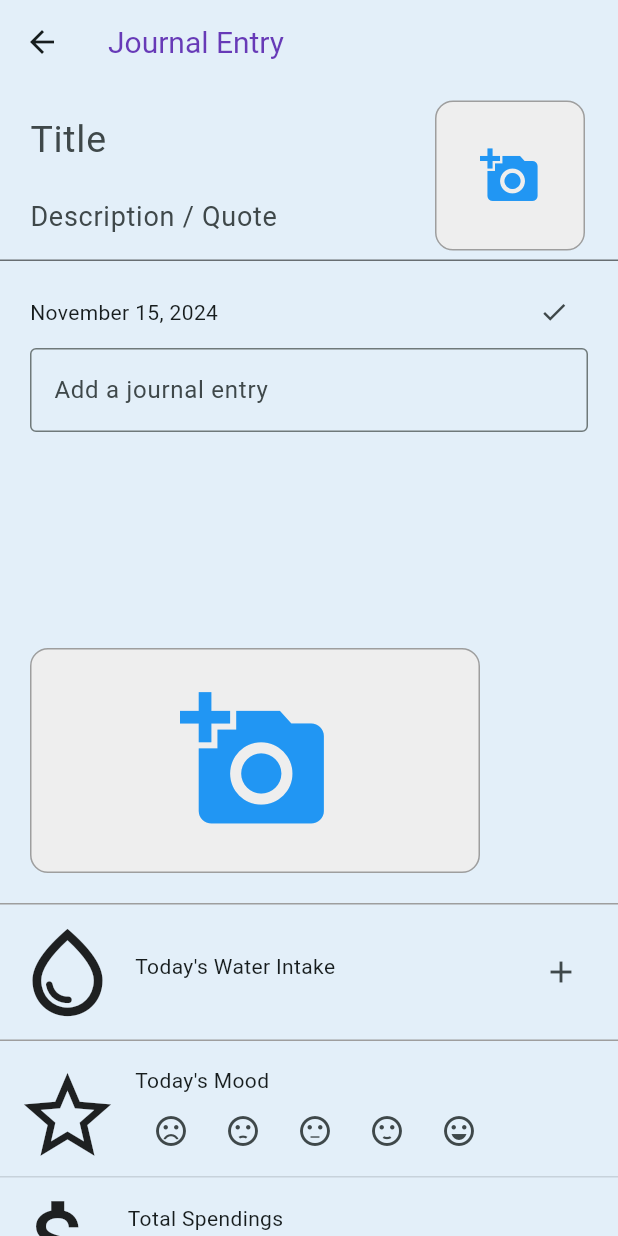
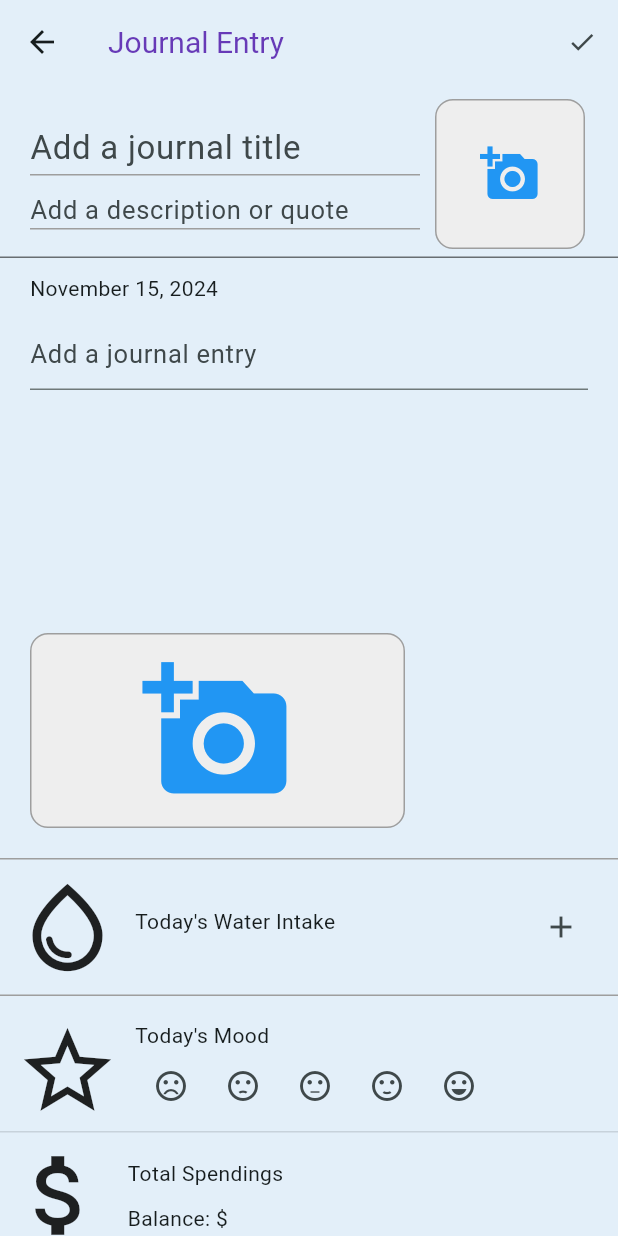
Before and after one commit to ariem1/App_Dev_2_Project, a Flutter app: the JournalPage screen opened directly with empty values, after a tap on the "edit" icon, on a phone screen of 412 x 824 dp. Run offline on Flutter 3.47's test engine with Material 3 defaults, Android fonts, the phone set to English and light mode, and no system bars; our stand-ins replace cloud_firestore, firebase_auth, firebase_core, image_picker, table_calendar; accounts and stored records are empty; network calls fail; statements that could not run were skipped.

Commit message:
Updated journal page
It fetches from the db when the page is opened.
It saves to db too

```diff
--- a/lib/firestore_service.dart
+++ b/lib/firestore_service.dart
@@ -131,6 +131,8 @@ class FirestoreService {
         'mood': mood,
         'content': content,
         'budget': null, //null for now
+        'title': '',
+        'description': '',
       });
       print('Journal entry added successfully');
 
@@ -167,6 +169,75 @@ class FirestoreService {
     }
   }
 
+  // Fetch journal entry
+  Future<String> fetchJournalEntry() async {
+
+    try {
+      String? userId = getCurrentUserId();
+
+      String? journalId = await getJournalIdByUserIdAndDate();
+
+      var snapshot = await FirebaseFirestore.instance
+          .collection('journals')
+          .doc(journalId)
+          .get();
+
+      print('Fetching journal entry');
+      if (snapshot.exists) {
+        return snapshot['content'];
+      } else {
+        print('No journal entry found for today');
+        return '';
+      }
+    } catch (e) {
+      print('Error fetching journal entry: $e');
+      return '';
+    }
+  }
+
+  Future<String> fetchJournalData(String data) async {
+    try {
+      String? userId = getCurrentUserId();
+      String? journalId = await getJournalIdByUserIdAndDate();
+
+      if (journalId == null) {
+        print('No journal found for the user today.');
+        return ''; // Return empty if journalId is invalid
+      }
+
+      print('Fetching journal entry for ID: $journalId');
+      var snapshot = await FirebaseFirestore.instance
+          .collection('journals')
+          .doc(journalId)
+          .get();
+
+      if (!snapshot.exists) {
+        print('No journal found for today');
+        return '';
+      }
+
+      // Fetch and return the requested data
+      return _getJournalField(snapshot, data);
+    } catch (e) {
+      print('Error fetching journal entry: $e');
+      return '';
+    }
+  }
+
+
+  String _getJournalField(DocumentSnapshot snapshot, String data) {
+    switch (data) {
+      case 'title':
+        return snapshot['title'] ?? '';
+      case 'entry':
+        return snapshot['content'] ?? '';
+      case 'description':
+        return snapshot['description'] ?? '';
+      default:
+        print('Invalid data field requested');
+        return '';
+    }
+  }
 
 
   // Update a journal - mood
@@ -185,7 +256,7 @@ class FirestoreService {
   }
 
   // Method to fetch all journal entries for a user
-  Future<List<Map<String, dynamic>>> getJournalEntries() async {
+  Future<List<Map<String, dynamic>>> getAllJournalEntries() async {
     try {
       QuerySnapshot snapshot = await _db
           .collection('journals')
@@ -307,7 +378,8 @@ class FirestoreService {
           'amount': amount,
           'journalId': journalId,
         });
-        print("New budget entry created with amount: $amount for journal ID: $journalId");
+        print(
+            "New budget entry created with amount: $amount for journal ID: $journalId");
       }
     } catch (e) {
       print("Error setting budget amount: $e");
@@ -317,7 +389,8 @@ class FirestoreService {
   // Method to fetch the budgetId associated with a specific journalId
   Future<String?> getBudgetIdForJournal(String? journalId) async {
     try {
-      DocumentSnapshot journalDoc = await _db.collection('journals').doc(journalId).get();
+      DocumentSnapshot journalDoc =
+          await _db.collection('journals').doc(journalId).get();
 
       // Check if the journal entry exists
       if (journalDoc.exists) {
@@ -332,23 +405,22 @@ class FirestoreService {
     }
   }
 
-  Future<double?> getBudgetAmount(String budgetId)async{
-    try{
+  Future<double?> getBudgetAmount(String budgetId) async {
+    try {
       final budgetDoc = await FirebaseFirestore.instance
           .collection('budgets')
           .doc(budgetId)
           .get();
 
-      if(budgetDoc.exists && budgetDoc.data() !=null){
+      if (budgetDoc.exists && budgetDoc.data() != null) {
         return budgetDoc['amount'] as double?;
       }
       return null;
-    }catch(e){
+    } catch (e) {
       print("Error retrieving budget amount: $e");
       return null;
     }
   }
-
 
   /// Add or update a document in a collection
   Future<void> setData({
--- a/lib/pages/journal_page.dart
+++ b/lib/pages/journal_page.dart
@@ -32,6 +32,12 @@ class _JournalPageState extends State<JournalPage> {
     setState(() {
       _journalName = newName;
     });
+  }
+
+  @override
+  void initState() {
+    super.initState();
+    _fetchAndDisplayJournalEntryWhenLoad();
   }
 
   ///////////// FOR IMAGE /////////////////
@@ -122,6 +128,47 @@ class _JournalPageState extends State<JournalPage> {
     );
   }
 
+  void _fetchAndDisplayJournalEntryWhenLoad() async {
+    //String journalEntry = await _fsService.fetchJournalEntry();
+    String title = await _fsService.fetchJournalData('title');
+    String content = await _fsService.fetchJournalData('entry');
+    String desc = await _fsService.fetchJournalData('description');
+
+    String? journalId = await _fsService.getJournalIdByUserIdAndDate();
+    int? mood = await _fsService.getJournalMood(journalId!);
+
+    if (title != null) {
+      setState(() {
+        _journalTitleController.text = title;
+      });
+    }
+
+    if (desc != null) {
+      setState(() {
+        _journalDescController.text = desc;
+      });
+    }
+    if (content != null) {
+      setState(() {
+        _entryController.text = content;
+      });
+    }
+    //
+    // setState(() {
+    //   _buildIcon(mood!);
+    //
+    // });
+
+
+  }
+
+  void _fetchAndDisplayJournalEntry() async {
+    String journalEntry = await _fsService.fetchJournalEntry();
+    setState(() {
+      _entryController.text = journalEntry;
+    });
+  }
+
   // List to store water drop icons
   List<Widget> droplets = [];
 
@@ -176,6 +223,25 @@ class _JournalPageState extends State<JournalPage> {
     return Scaffold(
       appBar: AppBar(
         title: const Text('Journal Entry'),
+        actions: [
+          // Updating the AppBar Icon dynamically based on the editing state
+          IconButton(
+            onPressed: () async {
+              if (isEditing) {
+                await _saveToDatabase();
+                ScaffoldMessenger.of(context).showSnackBar(
+                    SnackBar(content: Text('Journal entry saved!')));
+              } else {
+                print('Jounral entry displaying');
+                _fetchAndDisplayJournalEntry();
+              }
+              setState(() {
+                isEditing = !isEditing;
+              });
+            },
+            icon: Icon(isEditing ? Icons.check : Icons.edit, size: 20),
+          )
+        ],
       ),
       body: SingleChildScrollView(
         child: Center(
@@ -193,33 +259,86 @@ class _JournalPageState extends State<JournalPage> {
               child: Row(
                 children: [
                   Container(
-                    width: 270,
-                    margin: EdgeInsets.only(left: 20),
+                    width: 260,
+                    margin: EdgeInsets.only(left: 20, right: 10),
                     child: Column(
                       crossAxisAlignment: CrossAxisAlignment.start,
                       children: [
-                        TextField(
+                        // Journal title field or text
+                        isEditing
+                            ? TextField(
                                 controller: _journalTitleController,
-                          decoration: InputDecoration(
-                            hintText: 'Title', // Default text when empty
-                            border: InputBorder.none,
+                                decoration: const InputDecoration(
+                                  hintText: 'Add a journal title',
+                                  hintStyle: TextStyle(fontSize: 22),
+                                  isDense: true,
+                                  contentPadding: EdgeInsets.all(0),
+                                  enabledBorder: UnderlineInputBorder(
+                                    borderSide: BorderSide(
+                                      color: Colors
+                                          .grey, // Color of the bottom border when not focused
+                                      width: 1.0,
                                     ),
+                                  ),
+                                  focusedBorder: UnderlineInputBorder(
+                                    borderSide: BorderSide(
+                                      color: Colors.purple,
+                                      width: 1.0,
+                                    ),
+                                  ),
+                                ),
+                                style: TextStyle(
+                                    fontSize: 25,
+                                    fontWeight: FontWeight.normal),
+                              )
+                            : Text(
+                                _journalTitleController.text.isEmpty
+                                    ? 'Title'
+                                    : _journalTitleController.text,
                                 style: TextStyle(fontSize: 25),
                               ),
-                        TextField(
+
+                        SizedBox(height: 10),
+
+                        // Journal description field
+                        isEditing
+                            ? TextField(
                                 controller: _journalDescController,
                                 decoration: InputDecoration(
-                            hintText:
-                                'Description / Quote', // Default text when empty
-                            border: InputBorder.none,
+                                  hintStyle: TextStyle(fontSize: 17),
+                                  hintText: 'Add a description or quote',
+                                  isDense: true,
+                                  contentPadding: EdgeInsets.all(0),
+                                  enabledBorder: UnderlineInputBorder(
+                                    borderSide: BorderSide(
+                                      color: Colors.grey,
+                                      width: 1.0,
+                                    ),
+                                  ),
+                                  focusedBorder: UnderlineInputBorder(
+                                    borderSide: BorderSide(
+                                      color: Colors
+                                          .purple, // Color of the bottom border when focused
+                                      width: 1.0, // Thicker border on focus
+                                    ),
+                                  ),
                                 ),
                                 style: TextStyle(
-                              fontSize: 18, color: Colors.purple[400]),
+                                    fontSize: 17,
+                                    fontWeight: FontWeight.normal),
+                              )
+                            : Text(
+                                _journalDescController.text.isEmpty
+                                    ? 'Description / Quote'
+                                    : _journalDescController.text,
+                                style: TextStyle(
+                                    fontSize: 17,
+                                    fontWeight: FontWeight.normal),
                               ),
                       ],
                     ),
                   ),
-                  // Displaying the selected image or the Add Image icon
+                  // Image
                   _image == null
                       ? GestureDetector(
                           onTap: _showImageOptions, // Show options when pressed
@@ -263,37 +382,38 @@ class _JournalPageState extends State<JournalPage> {
                         SizedBox(
                           width: 200,
                         ),
-                        IconButton(
-                          onPressed: () async {
-                            if (isEditing) {
-                              await _saveToDatabase(); // Save to the database
-                            }
-                            setState(() {
-                              isEditing = !isEditing; // Toggle editing mode
-                            });
-                          },
-                          icon: Icon(isEditing ? Icons.check : Icons.edit, size: 20),
-                        ),
                       ],
                     ),
                     Container(
                       width: 372,
                       height: 200,
+                      margin: EdgeInsets.symmetric(vertical: 10),
                       child: isEditing
-                          ? Expanded(
+                          ? SingleChildScrollView(
                               child: TextField(
+                                style: TextStyle(fontSize: 17),
                                 controller: _entryController,
                                 decoration: InputDecoration(
-                                 border: OutlineInputBorder(),
+                                  contentPadding: EdgeInsets.all(0),
                                   hintText: 'Add a journal entry',
                                 ),
+                                maxLines:
+                                    null, // Allow unlimited lines, so text wraps
+                                keyboardType: TextInputType
+                                    .multiline, // Enable multiline input
                               ),
                             )
-                          : Text(_entryController.text),
+                          : SingleChildScrollView(
+                              // Wrap text content with a scroll view for long text
+                              child: Text(
+                                _entryController.text,
+                                style: TextStyle(fontSize: 17),
+                              ),
+                            ),
                     ),
                     Container(
-                      width: 300,
-                      height: 150,
+                      width: 250,
+                      height: 130,
                       decoration: BoxDecoration(
                         color: Colors.grey[200],
                         borderRadius: BorderRadius.circular(12),
```
Lines whose indentation alone changed are shown as unchanged.
